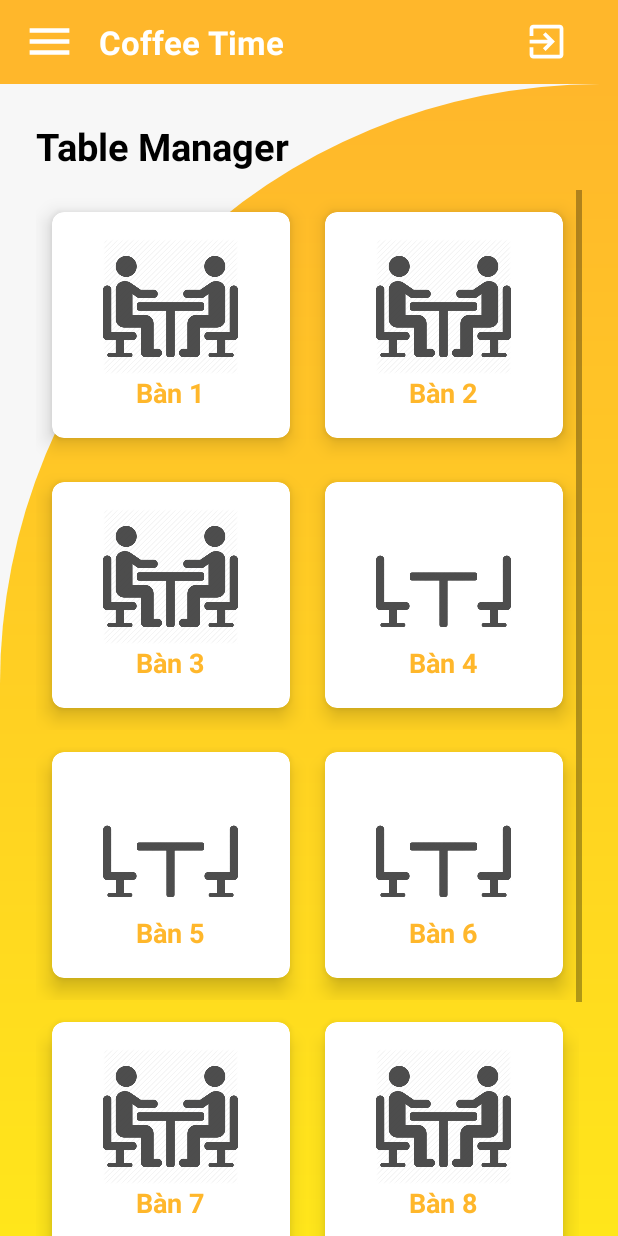
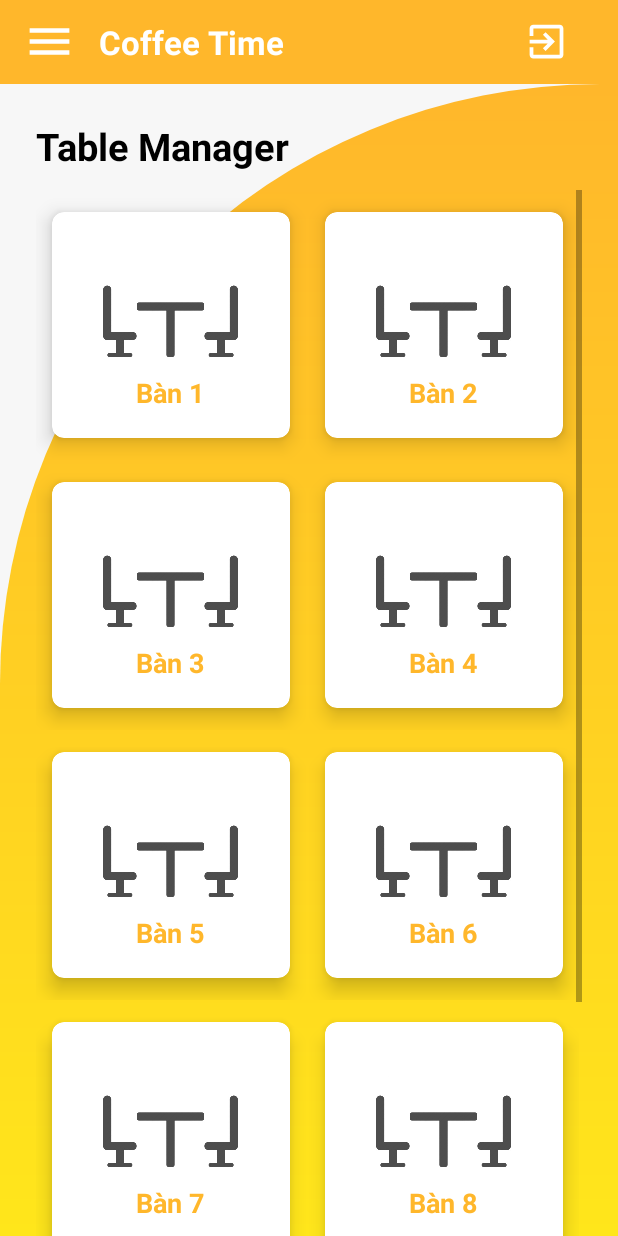
Before and after one commit to phapzip1/Coffee-Cake, an Android app: the Fragment_bill screen opened through its navigation route, in the side drawer, after a tap on "Drink Table", on a phone screen of 412 x 824 dp. Run offline under Robolectric (Android 15) with nearby library versions, the phone set to English and light mode, and no system bars; our stand-ins replace Firebase (no records; nobody signed in at launch, a user with empty details on screens opened directly), navigation-ui.

Commit message:
almost done table

```diff
--- a/app/src/main/java/com/example/coffee_cake/Fragment_bill.java
+++ b/app/src/main/java/com/example/coffee_cake/Fragment_bill.java
@@ -3,10 +3,12 @@ package com.example.coffee_cake;
 import android.os.Bundle;
 
 import androidx.fragment.app.Fragment;
+import androidx.navigation.Navigation;
 
 import android.view.LayoutInflater;
 import android.view.View;
 import android.view.ViewGroup;
+import android.widget.ImageView;
 
 /**
  * A simple {@link Fragment} subclass.
@@ -59,6 +61,16 @@ public class Fragment_bill extends Fragment {
     public View onCreateView(LayoutInflater inflater, ViewGroup container,
                              Bundle savedInstanceState) {
         // Inflate the layout for this fragment
-        return inflater.inflate(R.layout.fragment_bill, container, false);
+        View view = inflater.inflate(R.layout.fragment_bill, container, false);
+
+        ((ImageView)view.findViewById(R.id.btnBack)).setOnClickListener(new View.OnClickListener() {
+            @Override
+            public void onClick(View view) {
+                Navigation.findNavController(view).navigate(R.id.action_fragment_bill_to_menuDrinkTable);
+            }
+        });
+
+
+        return view;
     }
 }
--- a/app/src/main/java/com/example/coffee_cake/Fragment_drinks_table.java
+++ b/app/src/main/java/com/example/coffee_cake/Fragment_drinks_table.java
@@ -6,6 +6,7 @@ import androidx.appcompat.view.menu.MenuBuilder;
 import androidx.cardview.widget.CardView;
 import androidx.core.content.ContextCompat;
 import androidx.fragment.app.Fragment;
+import androidx.navigation.Navigation;
 
 import android.view.ContextMenu;
 import android.view.ContextMenu.ContextMenuInfo;
@@ -95,10 +96,12 @@ public class Fragment_drinks_table extends Fragment {
                 popupMenu.setOnMenuItemClickListener(new PopupMenu.OnMenuItemClickListener() {
                     @Override
                     public boolean onMenuItemClick(MenuItem item) {
-                        if (item.getTitle() == "Tính tiền") {
-                            Toast.makeText(getContext(), "Tính toán", Toast.LENGTH_SHORT).show();
-                        } else if (item.getTitle() == "Gọi món") {
-
+                        if (item.getTitle().equals("Tính tiền")) {
+                            Toast.makeText(getContext(), "abc", Toast.LENGTH_SHORT).show();
+                            Navigation.findNavController(view).navigate(R.id.action_menuDrinkTable_to_fragment_bill);
+                        } else if (item.getTitle().equals("Gọi món")) {
+                            Toast.makeText(getContext(), "abc", Toast.LENGTH_SHORT).show();
+                            Navigation.findNavController(view).navigate(R.id.action_fragment_drinks_table_to_fragment_Menu);
                         }
                         return true;
                     }
@@ -111,10 +114,9 @@ public class Fragment_drinks_table extends Fragment {
     }
 
     private void loadTable() {
-        Random rd = new Random();
         table = new ArrayList<>();
         for(int j = 0; j < 10; j++){
-            table.add(rd.nextBoolean());
+            table.add(false);
         }
         TableAdapter adapter = new TableAdapter(getContext(), table);
         tableList.setAdapter(adapter);
--- a/app/src/main/res/navigation/menu.xml
+++ b/app/src/main/res/navigation/menu.xml
@@ -31,6 +31,9 @@
         <action
             android:id="@+id/action_fragment_drinks_table_to_fragment_Menu"
             app:destination="@id/menuMenu" />
+        <action
+            android:id="@+id/action_menuDrinkTable_to_fragment_bill"
+            app:destination="@id/fragment_bill" />
     </fragment>
     <fragment
         android:id="@+id/menuMenu"
@@ -40,6 +43,9 @@
         <action
             android:id="@+id/action_fragment_Menu_to_fragment_staff"
             app:destination="@id/menuStaff" />
+        <action
+            android:id="@+id/action_menuMenu_to_menuDrinkTable"
+            app:destination="@id/menuDrinkTable" />
     </fragment>
     <fragment
         android:id="@+id/menuStaff"
@@ -59,5 +65,9 @@
         android:id="@+id/fragment_bill"
         android:name="com.example.coffee_cake.Fragment_bill"
         android:label="fragment_bill"
-        tools:layout="@layout/fragment_bill" />
+        tools:layout="@layout/fragment_bill" >
+        <action
+            android:id="@+id/action_fragment_bill_to_menuDrinkTable"
+            app:destination="@id/menuDrinkTable" />
+    </fragment>
 </navigation>
```
